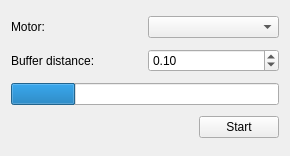
First picture: the form in cct/qtgui2/devices/motors/autoadjust.ui, repository awacha/cct, before the edit.
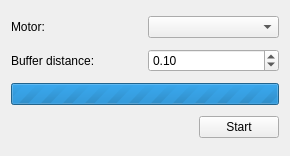
Second picture: the form after the edit. Icons and pictures are not drawn.

Patch:
```diff
--- a/cct/qtgui2/devices/motors/autoadjust.ui
+++ b/cct/qtgui2/devices/motors/autoadjust.ui
@@ -34,11 +34,17 @@
    </item>
    <item row="2" column="0" colspan="2">
     <widget class="QProgressBar" name="progressBar">
+     <property name="minimum">
+      <number>0</number>
+     </property>
+     <property name="maximum">
+      <number>0</number>
+     </property>
      <property name="value">
-      <number>24</number>
+      <number>-1</number>
      </property>
      <property name="textVisible">
-      <bool>false</bool>
+      <bool>true</bool>
      </property>
     </widget>
    </item>
```
Left out of the diff: 4 changed lines with no effect on the pictures.
